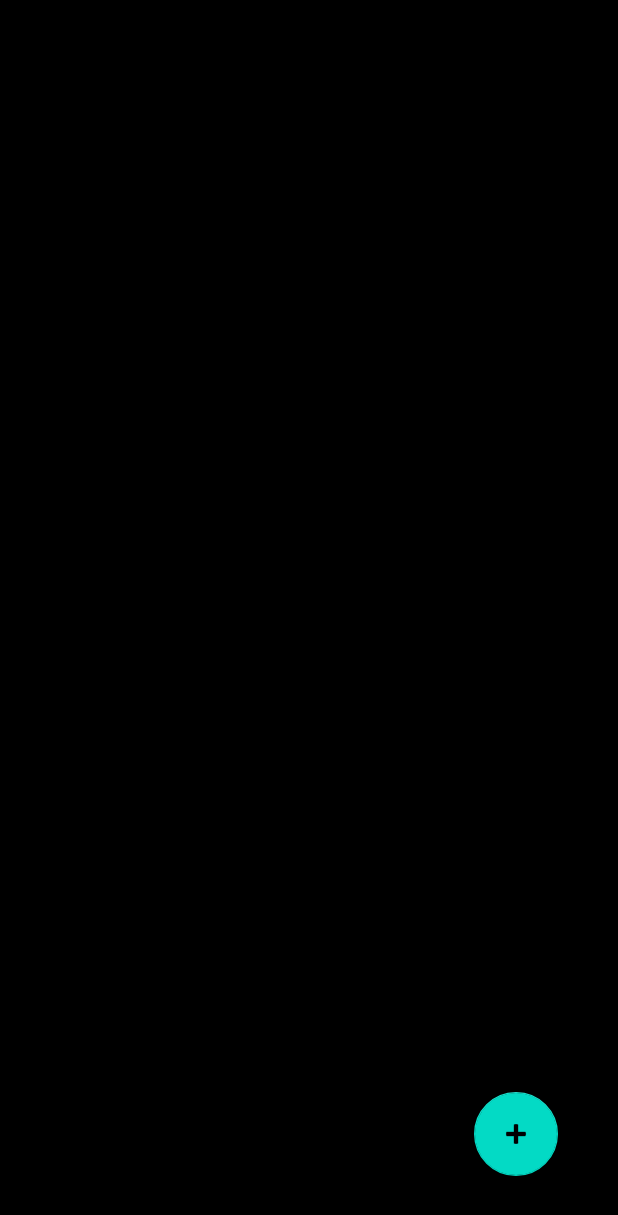
After one commit to MoosaImran50/Chat-Bot-App-Kotlin-Android-SQLite, an Android app: the MainActivity1 screen opened directly, with no data from a screen before it, on a phone screen of 412 x 824 dp. The commit adds this screen. Shown: the top 1215 px of the screen. Run offline under Robolectric (Android 15) with nearby library versions, the phone set to English and light mode, and no system bars; our stand-ins replace navigation-ui.

Commit message:
Assignment 2 Start

```diff
--- a/app/build.gradle
+++ b/app/build.gradle
@@ -30,6 +30,9 @@ android {
     kotlinOptions {
         jvmTarget = '1.8'
     }
+    buildFeatures {
+        viewBinding true
+    }
 }
 
 dependencies {
@@ -38,6 +41,8 @@ dependencies {
     implementation 'androidx.appcompat:appcompat:1.6.1'
     implementation 'com.google.android.material:material:1.8.0'
     implementation 'androidx.constraintlayout:constraintlayout:2.1.4'
+    implementation 'androidx.navigation:navigation-fragment-ktx:2.5.3'
+    implementation 'androidx.navigation:navigation-ui-ktx:2.5.3'
     testImplementation 'junit:junit:4.13.2'
     androidTestImplementation 'androidx.test.ext:junit:1.1.5'
     androidTestImplementation 'androidx.test.espresso:espresso-core:3.5.1'
--- /dev/null
+++ b/app/src/main/java/com/example/assignment1/DatabaseHelper.kt
@@ -0,0 +1,61 @@
+package com.example.assignment1
+import android.content.ContentValues
+import android.content.Context
+import android.database.sqlite.SQLiteDatabase
+import android.database.sqlite.SQLiteOpenHelper
+import android.util.Log
+import android.widget.Toast
+import java.util.jar.Attributes.Name
+import kotlin.coroutines.coroutineContext
+
+private const val DATABASE_NAME = "ChatAPP"
+private const val TABLE_NAME = "Message"
+
+class DatabaseHelper(context: Context) : SQLiteOpenHelper(context, DATABASE_NAME, null, 1){
+
+    override fun onCreate(db: SQLiteDatabase?) {
+        val sql = "CREATE TABLE " + TABLE_NAME + " (ID INTEGER PRIMARY KEY AUTOINCREMENT, " +
+                  "Name TEXT," +
+                  "Content TEXT," +
+                  "CreationDateTime TEXT)"
+        db?.execSQL(sql)
+    }
+
+    override fun onUpgrade(db: SQLiteDatabase?, oldVersion: Int, newVersion: Int) {
+        db?.execSQL("DROP TABLE IF EXISTS $DATABASE_NAME")
+        onCreate(db)
+    }
+
+    fun addData(msg: Message) {
+        val db = this.writableDatabase
+        var cv = ContentValues()
+        cv.put("Name", msg.name)
+        cv.put("Content", msg.message)
+        cv.put("CreationDateTime", msg.time_stamp)
+        var result = db.insert(TABLE_NAME, null, cv)
+        if (result == -1.toLong()){
+            Log.d("DatabaseHelper", "Failed")
+        }
+        else{
+            Log.d("DatabaseHelper", "Success")
+        }
+    }
+
+    fun readData() : MutableList<Message> {
+        var messagesList = mutableListOf<Message>()
+
+        val db = this.readableDatabase
+        val sql = "Select * from $TABLE_NAME"
+        val result = db.rawQuery(sql, null)
+        while (result.moveToNext()){
+            var name = result.getString(1)
+            var message = result.getString(2)
+            var time = result.getString(3)
+            messagesList.add(Message(name, message, time))
+        }
+        result.close()
+        db.close()
+
+        return messagesList
+    }
+}
--- /dev/null
+++ b/app/src/main/java/com/example/assignment1/MainActivity1.kt
@@ -0,0 +1,34 @@
+package com.example.assignment1
+
+import android.graphics.Color
+import android.os.Bundle
+import android.widget.Button
+import android.widget.EditText
+import com.google.android.material.snackbar.Snackbar
+import androidx.appcompat.app.AppCompatActivity
+import androidx.navigation.findNavController
+import androidx.navigation.ui.AppBarConfiguration
+import androidx.navigation.ui.navigateUp
+import androidx.navigation.ui.setupActionBarWithNavController
+import androidx.recyclerview.widget.LinearLayoutManager
+import androidx.recyclerview.widget.RecyclerView
+import com.example.assignment1.databinding.ActivityMain1Binding
+
+class MainActivity1 : AppCompatActivity() {
+private lateinit var binding: ActivityMain1Binding
+
+    override fun onCreate(savedInstanceState: Bundle?) {
+        super.onCreate(savedInstanceState)
+        setContentView(R.layout.activity_main1)
+
+        val db =  DatabaseHelper(this)
+        var contactsList = db.readData()
+
+        val recyclerView = findViewById<RecyclerView>(R.id.ContactsRecyclerView)
+        recyclerView.setBackgroundColor(Color.BLACK)
+        recyclerView.layoutManager = LinearLayoutManager(this)
+        recyclerView.adapter = MyRecyclerViewAdapter(contactsList)
+
+        recyclerView.scrollToPosition(contactsList.size - 1)
+    }
+}
--- /dev/null
+++ b/app/src/main/res/layout/activity_main1.xml
@@ -0,0 +1,31 @@
+<?xml version="1.0" encoding="utf-8"?>
+<androidx.constraintlayout.widget.ConstraintLayout xmlns:android="http://schemas.android.com/apk/res/android"
+xmlns:app="http://schemas.android.com/apk/res-auto"
+xmlns:tools="http://schemas.android.com/tools"
+android:layout_width="match_parent"
+android:layout_height="match_parent"
+tools:context=".MainActivity">
+
+    <androidx.recyclerview.widget.RecyclerView
+        android:id="@+id/ContactsRecyclerView"
+        android:layout_width="match_parent"
+        android:layout_height="0dp"
+        android:focusableInTouchMode="true"
+        app:layout_constraintBottom_toBottomOf="parent"
+        app:layout_constraintEnd_toEndOf="parent"
+        app:layout_constraintHorizontal_bias="0.0"
+        app:layout_constraintStart_toStartOf="parent"
+        app:layout_constraintTop_toTopOf="parent"
+        app:layout_constraintVertical_bias="0.0" />
+
+    <com.google.android.material.floatingactionbutton.FloatingActionButton
+        android:id="@+id/add"
+        android:layout_width="wrap_content"
+        android:layout_height="wrap_content"
+        android:layout_gravity="bottom|end"
+        android:layout_marginEnd="40dp"
+        android:layout_marginBottom="40dp"
+        app:layout_constraintBottom_toBottomOf="parent"
+        app:layout_constraintEnd_toEndOf="parent"
+        app:srcCompat="@android:drawable/ic_input_add" />
+</androidx.constraintlayout.widget.ConstraintLayout>
--- /dev/null
+++ b/app/src/main/res/values-land/dimens.xml
@@ -0,0 +1,3 @@
+<resources>
+      <dimen name="fab_margin">48dp</dimen>
+   </resources>
--- /dev/null
+++ b/app/src/main/res/values-w1240dp/dimens.xml
@@ -0,0 +1,3 @@
+<resources>
+      <dimen name="fab_margin">200dp</dimen>
+   </resources>
--- /dev/null
+++ b/app/src/main/res/values-w600dp/dimens.xml
@@ -0,0 +1,3 @@
+<resources>
+      <dimen name="fab_margin">48dp</dimen>
+   </resources>
--- /dev/null
+++ b/app/src/main/res/values/dimens.xml
@@ -0,0 +1,3 @@
+<resources>
+      <dimen name="fab_margin">16dp</dimen>
+   </resources>
--- a/app/src/main/res/values/themes.xml
+++ b/app/src/main/res/values/themes.xml
@@ -13,4 +13,10 @@
         <item name="android:statusBarColor">?attr/colorPrimaryVariant</item>
         <!-- Customize your theme here. -->
     </style>
+    <style name="Theme.Assignment1.NoActionBar">
+        <item name="windowActionBar">false</item>
+        <item name="windowNoTitle">true</item>
+    </style>
+    <style name="Theme.Assignment1.AppBarOverlay" parent="ThemeOverlay.AppCompat.Dark.ActionBar" />
+    <style name="Theme.Assignment1.PopupOverlay" parent="ThemeOverlay.AppCompat.Light" />
 </resources>
```
Also changed, not shown: app/src/main/AndroidManifest.xml (+8 -3 lines), app/src/main/java/com/example/assignment1/MainActivity.kt (+12 -3 lines), app/src/main/res/navigation/nav_graph.xml (added, +28 -0 lines), app/src/main/res/values/strings.xml (+9 -0 lines).
